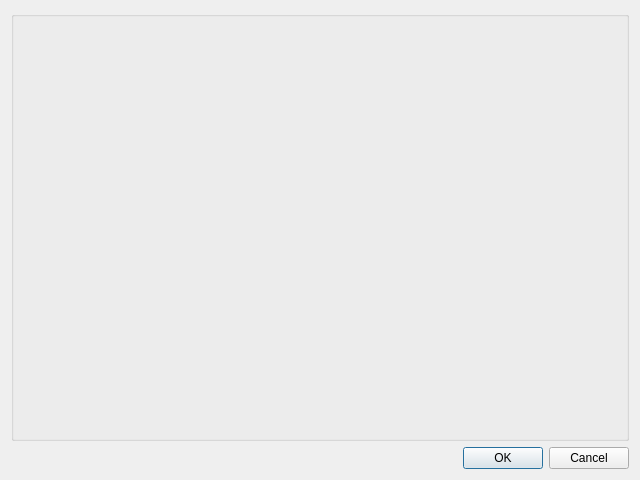
obourat/MimosaNG, file descriptivecard.ui: the form before one commit.
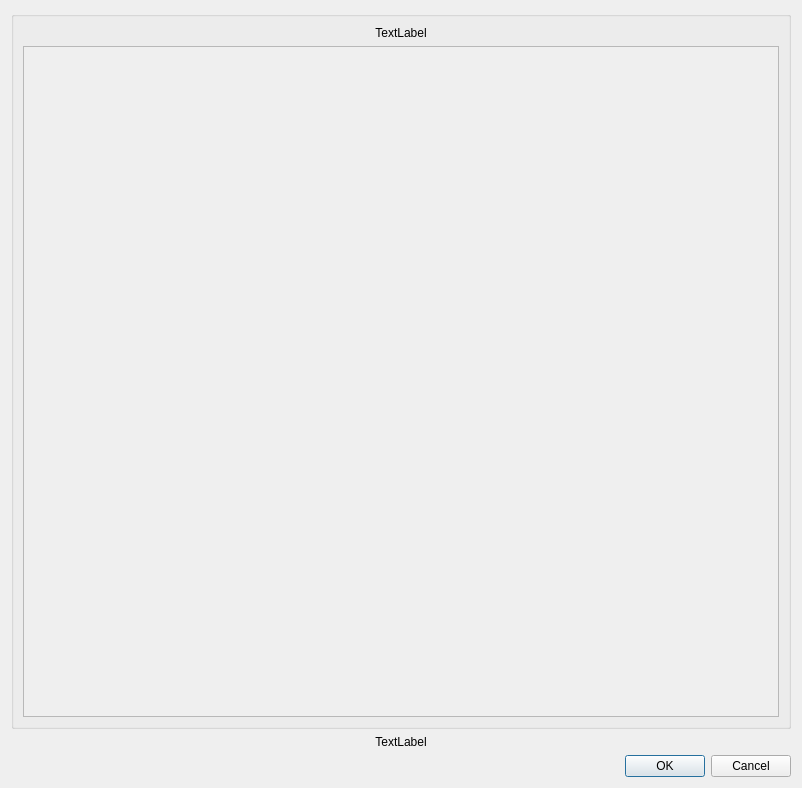
The form after the commit.

```diff
--- a/descriptivecard.ui
+++ b/descriptivecard.ui
@@ -6,22 +6,102 @@
    <rect>
     <x>0</x>
     <y>0</y>
-    <width>640</width>
-    <height>480</height>
+    <width>802</width>
+    <height>788</height>
    </rect>
   </property>
+  <property name="sizePolicy">
+   <sizepolicy hsizetype="Preferred" vsizetype="Preferred">
+    <horstretch>0</horstretch>
+    <verstretch>0</verstretch>
+   </sizepolicy>
+  </property>
   <property name="windowTitle">
    <string>Dialog</string>
   </property>
-  <layout class="QGridLayout" name="gridLayout">
-   <item row="0" column="0">
+  <layout class="QVBoxLayout" name="verticalLayout_2">
+   <item>
     <widget class="QGroupBox" name="groupBox">
      <property name="title">
       <string/>
      </property>
+     <layout class="QGridLayout" name="gridLayout">
+      <item row="0" column="0">
+       <widget class="QLabel" name="label">
+        <property name="sizePolicy">
+         <sizepolicy hsizetype="Preferred" vsizetype="Maximum">
+          <horstretch>0</horstretch>
+          <verstretch>0</verstretch>
+         </sizepolicy>
+        </property>
+        <property name="layoutDirection">
+         <enum>Qt::LeftToRight</enum>
+        </property>
+        <property name="text">
+         <string>TextLabel</string>
+        </property>
+        <property name="textFormat">
+         <enum>Qt::PlainText</enum>
+        </property>
+        <property name="scaledContents">
+         <bool>false</bool>
+        </property>
+        <property name="alignment">
+         <set>Qt::AlignCenter</set>
+        </property>
+       </widget>
+      </item>
+      <item row="1" column="0">
+       <widget class="QScrollArea" name="scrollArea">
+        <property name="sizePolicy">
+         <sizepolicy hsizetype="Expanding" vsizetype="Expanding">
+          <horstretch>0</horstretch>
+          <verstretch>0</verstretch>
+         </sizepolicy>
+        </property>
+        <property name="widgetResizable">
+         <bool>true</bool>
+        </property>
+        <widget class="QWidget" name="scrollAreaWidgetContents_2">
+         <property name="geometry">
+          <rect>
+           <x>0</x>
+           <y>0</y>
+           <width>756</width>
+           <height>653</height>
+          </rect>
+         </property>
+         <layout class="QGridLayout" name="gridLayout_2">
+          <item row="0" column="0">
+           <layout class="QVBoxLayout" name="verticalLayout"/>
+          </item>
+         </layout>
+        </widget>
+       </widget>
+      </item>
+     </layout>
     </widget>
    </item>
-   <item row="1" column="0">
+   <item>
+    <widget class="QLabel" name="instructionsLabel">
+     <property name="sizePolicy">
+      <sizepolicy hsizetype="Minimum" vsizetype="Maximum">
+       <horstretch>0</horstretch>
+       <verstretch>0</verstretch>
+      </sizepolicy>
+     </property>
+     <property name="layoutDirection">
+      <enum>Qt::LeftToRight</enum>
+     </property>
+     <property name="text">
+      <string>TextLabel</string>
+     </property>
+     <property name="alignment">
+      <set>Qt::AlignCenter</set>
+     </property>
+    </widget>
+   </item>
+   <item>
     <widget class="QDialogButtonBox" name="buttonBox">
      <property name="orientation">
       <enum>Qt::Horizontal</enum>
```
